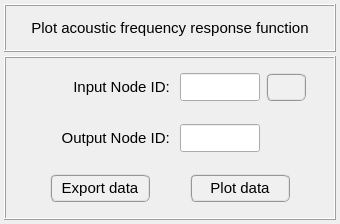
Old version of the form pulse/interface/ui_files/plots/results/acoustic/get_acoustic_frequency_response_function.ui in the repository open-pulse/OpenPulse.
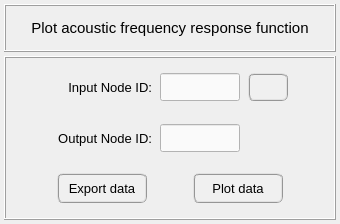
New version of the form.

Commit message: Refactoring acoustic pressure-related UI files

Patch:
```diff
--- a/pulse/interface/ui_files/plots/results/acoustic/get_acoustic_frequency_response_function.ui
+++ b/pulse/interface/ui_files/plots/results/acoustic/get_acoustic_frequency_response_function.ui
@@ -156,305 +156,6 @@
       <property name="verticalSpacing">
        <number>0</number>
       </property>
-      <item row="3" column="0">
-       <widget class="QFrame" name="frame_buttons">
-        <property name="minimumSize">
-         <size>
-          <width>0</width>
-          <height>48</height>
-         </size>
-        </property>
-        <property name="maximumSize">
-         <size>
-          <width>16777215</width>
-          <height>16777215</height>
-         </size>
-        </property>
-        <property name="frameShape">
-         <enum>QFrame::NoFrame</enum>
-        </property>
-        <property name="frameShadow">
-         <enum>QFrame::Raised</enum>
-        </property>
-        <layout class="QGridLayout" name="gridLayout_11">
-         <property name="leftMargin">
-          <number>0</number>
-         </property>
-         <property name="topMargin">
-          <number>0</number>
-         </property>
-         <property name="rightMargin">
-          <number>0</number>
-         </property>
-         <property name="bottomMargin">
-          <number>0</number>
-         </property>
-         <property name="spacing">
-          <number>0</number>
-         </property>
-         <item row="0" column="0">
-          <spacer name="horizontalSpacer_2">
-           <property name="orientation">
-            <enum>Qt::Horizontal</enum>
-           </property>
-           <property name="sizeHint" stdset="0">
-            <size>
-             <width>40</width>
-             <height>20</height>
-            </size>
-           </property>
-          </spacer>
-         </item>
-         <item row="0" column="3">
-          <widget class="QPushButton" name="pushButton_plot_data">
-           <property name="minimumSize">
-            <size>
-             <width>100</width>
-             <height>28</height>
-            </size>
-           </property>
-           <property name="maximumSize">
-            <size>
-             <width>100</width>
-             <height>28</height>
-            </size>
-           </property>
-           <property name="font">
-            <font>
-             <family>MS Shell Dlg 2</family>
-             <pointsize>11</pointsize>
-             <weight>9</weight>
-             <italic>false</italic>
-             <bold>false</bold>
-            </font>
-           </property>
-           <property name="styleSheet">
-            <string notr="true">QPushButton{border-radius: 6px; border-color: rgb(150, 150, 150); border-style: ridge; border-width: 2px; color: rgb(0, 0, 0); background-color: rgb(240, 240, 240); font: 75 11pt &quot;MS Shell Dlg 2&quot;}
-QPushButton:hover{border-radius: 6px; border-color: rgb(0, 170, 255); border-style: ridge; border-width: 2px; color: rgb(0, 0, 0); background-color: rgba(174, 213, 255, 100); font: 75 11pt &quot;MS Shell Dlg 2&quot;}
-QPushButton:pressed{border-radius: 6px; border-color: rgb(0, 170, 255); border-style: ridge; border-width: 3px; color: rgb(0, 0, 0); background-color: rgb(174, 213, 255); font: 75 11pt &quot;MS Shell Dlg 2&quot;}</string>
-           </property>
-           <property name="text">
-            <string>Plot data</string>
-           </property>
-          </widget>
-         </item>
-         <item row="0" column="1">
-          <widget class="QPushButton" name="pushButton_export_data">
-           <property name="minimumSize">
-            <size>
-             <width>100</width>
-             <height>28</height>
-            </size>
-           </property>
-           <property name="maximumSize">
-            <size>
-             <width>100</width>
-             <height>28</height>
-            </size>
-           </property>
-           <property name="font">
-            <font>
-             <family>MS Shell Dlg 2</family>
-             <pointsize>11</pointsize>
-             <weight>9</weight>
-             <italic>false</italic>
-             <bold>false</bold>
-            </font>
-           </property>
-           <property name="styleSheet">
-            <string notr="true">QPushButton{border-radius: 6px; border-color: rgb(150, 150, 150); border-style: ridge; border-width: 2px; color: rgb(0, 0, 0); background-color: rgb(240, 240, 240); font: 75 11pt &quot;MS Shell Dlg 2&quot;}
-QPushButton:hover{border-radius: 6px; border-color: rgb(0, 170, 255); border-style: ridge; border-width: 2px; color: rgb(0, 0, 0); background-color: rgba(174, 213, 255, 100); font: 75 11pt &quot;MS Shell Dlg 2&quot;}
-QPushButton:pressed{border-radius: 6px; border-color: rgb(0, 170, 255); border-style: ridge; border-width: 3px; color: rgb(0, 0, 0); background-color: rgb(174, 213, 255); font: 75 11pt &quot;MS Shell Dlg 2&quot;}</string>
-           </property>
-           <property name="text">
-            <string>Export data</string>
-           </property>
-           <property name="flat">
-            <bool>false</bool>
-           </property>
-          </widget>
-         </item>
-         <item row="0" column="2">
-          <spacer name="horizontalSpacer">
-           <property name="orientation">
-            <enum>Qt::Horizontal</enum>
-           </property>
-           <property name="sizeHint" stdset="0">
-            <size>
-             <width>40</width>
-             <height>20</height>
-            </size>
-           </property>
-          </spacer>
-         </item>
-         <item row="0" column="4">
-          <spacer name="horizontalSpacer_3">
-           <property name="orientation">
-            <enum>Qt::Horizontal</enum>
-           </property>
-           <property name="sizeHint" stdset="0">
-            <size>
-             <width>40</width>
-             <height>20</height>
-            </size>
-           </property>
-          </spacer>
-         </item>
-        </layout>
-       </widget>
-      </item>
-      <item row="2" column="0">
-       <widget class="QFrame" name="frame_numerator">
-        <property name="minimumSize">
-         <size>
-          <width>0</width>
-          <height>48</height>
-         </size>
-        </property>
-        <property name="maximumSize">
-         <size>
-          <width>16777215</width>
-          <height>16777215</height>
-         </size>
-        </property>
-        <property name="frameShape">
-         <enum>QFrame::NoFrame</enum>
-        </property>
-        <property name="frameShadow">
-         <enum>QFrame::Raised</enum>
-        </property>
-        <layout class="QGridLayout" name="gridLayout">
-         <property name="leftMargin">
-          <number>2</number>
-         </property>
-         <property name="topMargin">
-          <number>2</number>
-         </property>
-         <property name="rightMargin">
-          <number>2</number>
-         </property>
-         <property name="bottomMargin">
-          <number>2</number>
-         </property>
-         <property name="horizontalSpacing">
-          <number>6</number>
-         </property>
-         <property name="verticalSpacing">
-          <number>2</number>
-         </property>
-         <item row="0" column="0">
-          <widget class="QFrame" name="frame_4">
-           <property name="frameShape">
-            <enum>QFrame::NoFrame</enum>
-           </property>
-           <property name="frameShadow">
-            <enum>QFrame::Raised</enum>
-           </property>
-          </widget>
-         </item>
-         <item row="0" column="4">
-          <widget class="QFrame" name="frame_5">
-           <property name="frameShape">
-            <enum>QFrame::NoFrame</enum>
-           </property>
-           <property name="frameShadow">
-            <enum>QFrame::Raised</enum>
-           </property>
-          </widget>
-         </item>
-         <item row="0" column="2">
-          <widget class="QLineEdit" name="lineEdit_output_node_id">
-           <property name="minimumSize">
-            <size>
-             <width>80</width>
-             <height>28</height>
-            </size>
-           </property>
-           <property name="maximumSize">
-            <size>
-             <width>80</width>
-             <height>28</height>
-            </size>
-           </property>
-           <property name="font">
-            <font>
-             <family>Arial</family>
-             <pointsize>11</pointsize>
-             <weight>75</weight>
-             <italic>true</italic>
-             <bold>true</bold>
-            </font>
-           </property>
-           <property name="toolTip">
-            <string>&lt;html&gt;&lt;head/&gt;&lt;body&gt;&lt;p&gt;It corresponds to the numerator node ID to get the acoustic response.&lt;/p&gt;&lt;/body&gt;&lt;/html&gt;</string>
-           </property>
-           <property name="styleSheet">
-            <string notr="true">color: rgb(0, 0, 255);</string>
-           </property>
-           <property name="text">
-            <string/>
-           </property>
-           <property name="alignment">
-            <set>Qt::AlignCenter</set>
-           </property>
-          </widget>
-         </item>
-         <item row="0" column="1">
-          <widget class="QLabel" name="label_10">
-           <property name="minimumSize">
-            <size>
-             <width>140</width>
-             <height>28</height>
-            </size>
-           </property>
-           <property name="maximumSize">
-            <size>
-             <width>140</width>
-             <height>28</height>
-            </size>
-           </property>
-           <property name="font">
-            <font>
-             <family>MS Shell Dlg 2</family>
-             <pointsize>11</pointsize>
-             <weight>50</weight>
-             <italic>false</italic>
-             <bold>false</bold>
-            </font>
-           </property>
-           <property name="text">
-            <string>Output Node ID: </string>
-           </property>
-           <property name="alignment">
-            <set>Qt::AlignRight|Qt::AlignTrailing|Qt::AlignVCenter</set>
-           </property>
-          </widget>
-         </item>
-         <item row="0" column="3">
-          <widget class="QFrame" name="frame_3">
-           <property name="minimumSize">
-            <size>
-             <width>40</width>
-             <height>28</height>
-            </size>
-           </property>
-           <property name="maximumSize">
-            <size>
-             <width>40</width>
-             <height>28</height>
-            </size>
-           </property>
-           <property name="frameShape">
-            <enum>QFrame::NoFrame</enum>
-           </property>
-           <property name="frameShadow">
-            <enum>QFrame::Raised</enum>
-           </property>
-          </widget>
-         </item>
-        </layout>
-       </widget>
-      </item>
       <item row="1" column="0">
        <widget class="QFrame" name="frame_denominator">
         <property name="minimumSize">
@@ -489,99 +190,11 @@
           <number>2</number>
          </property>
          <property name="horizontalSpacing">
-          <number>6</number>
+          <number>8</number>
          </property>
          <property name="verticalSpacing">
           <number>2</number>
          </property>
-         <item row="0" column="4">
-          <widget class="QFrame" name="frame_6">
-           <property name="frameShape">
-            <enum>QFrame::NoFrame</enum>
-           </property>
-           <property name="frameShadow">
-            <enum>QFrame::Raised</enum>
-           </property>
-          </widget>
-         </item>
-         <item row="0" column="0">
-          <widget class="QFrame" name="frame_7">
-           <property name="frameShape">
-            <enum>QFrame::NoFrame</enum>
-           </property>
-           <property name="frameShadow">
-            <enum>QFrame::Raised</enum>
-           </property>
-          </widget>
-         </item>
-         <item row="0" column="1">
-          <widget class="QLabel" name="label_12">
-           <property name="minimumSize">
-            <size>
-             <width>140</width>
-             <height>28</height>
-            </size>
-           </property>
-           <property name="maximumSize">
-            <size>
-             <width>140</width>
-             <height>28</height>
-            </size>
-           </property>
-           <property name="font">
-            <font>
-             <family>MS Shell Dlg 2</family>
-             <pointsize>11</pointsize>
-             <weight>50</weight>
-             <italic>false</italic>
-             <bold>false</bold>
-            </font>
-           </property>
-           <property name="text">
-            <string>Input Node ID: </string>
-           </property>
-           <property name="alignment">
-            <set>Qt::AlignRight|Qt::AlignTrailing|Qt::AlignVCenter</set>
-           </property>
-          </widget>
-         </item>
-         <item row="0" column="2">
-          <widget class="QLineEdit" name="lineEdit_input_node_id">
-           <property name="minimumSize">
-            <size>
-             <width>80</width>
-             <height>28</height>
-            </size>
-           </property>
-           <property name="maximumSize">
-            <size>
-             <width>80</width>
-             <height>28</height>
-            </size>
-           </property>
-           <property name="font">
-            <font>
-             <family>Arial</family>
-             <pointsize>11</pointsize>
-             <weight>75</weight>
-             <italic>true</italic>
-             <bold>true</bold>
-            </font>
-           </property>
-           <property name="toolTip">
-            <string>&lt;html&gt;&lt;head/&gt;&lt;body&gt;&lt;p&gt;It corresponds to the denominator node ID to get the acoustic response.&lt;/p&gt;&lt;/body&gt;&lt;/html&gt;</string>
-           </property>
-           <property name="styleSheet">
-            <string notr="true">color: rgb(0, 0, 255);</string>
-           </property>
-           <property name="text">
-            <string/>
-           </property>
-           <property name="alignment">
-            <set>Qt::AlignCenter</set>
-           </property>
-          </widget>
-         </item>
          <item row="0" column="3">
           <widget class="QPushButton" name="pushButton_flip_nodes">
            <property name="minimumSize">
@@ -609,9 +222,10 @@
             <string>Press to export the selected model result.</string>
            </property>
            <property name="styleSheet">
-            <string notr="true">QPushButton{border-radius: 6px; border-color: rgb(150, 150, 150); border-style: ridge; border-width: 2px; color: rgb(0, 0, 0); background-color: rgb(240, 240, 240); font: 75 bold 11pt &quot;MS Shell Dlg 2&quot;}
-QPushButton:hover{border-radius: 6px; border-color: rgb(0, 170, 255); border-style: ridge; border-width: 2px; color: rgb(0, 0, 0); background-color: rgba(174, 213, 255, 100); font: 75 bold 11pt &quot;MS Shell Dlg 2&quot;}
-QPushButton:pressed{border-radius: 6px; border-color: rgb(0, 170, 255); border-style: ridge; border-width: 3px; color: rgb(0, 0, 0); background-color: rgb(174, 213, 255); font: 75 bold 11pt &quot;MS Shell Dlg 2&quot;}</string>
+            <string notr="true">QPushButton{border-radius: 6px; border-color: rgb(150, 150, 150); border-style: ridge; border-width: 2px; color: rgb(0, 0, 0); background-color: rgb(240, 240, 240)}
+QPushButton:hover{border-radius: 6px; border-color: rgb(0, 170, 255); border-style: ridge; border-width: 2px; color: rgb(0, 0, 0); background-color: rgba(174, 213, 255, 100)}
+QPushButton:pressed{border-radius: 6px; border-color: rgb(0, 170, 255); border-style: ridge; border-width: 2px; color: rgb(0, 0, 0); background-color: rgb(174, 213, 255)}
+QPushButton:disabled{border-radius: 6px; border-color: rgb(150, 150, 150); border-style: ridge; border-width: 0px; color: rgb(150,150, 150); background-color: rgb(220, 220, 220)}</string>
            </property>
            <property name="text">
             <string/>
@@ -626,6 +240,401 @@
             <bool>false</bool>
            </property>
           </widget>
+         </item>
+         <item row="0" column="2">
+          <widget class="QLineEdit" name="lineEdit_input_node_id">
+           <property name="minimumSize">
+            <size>
+             <width>80</width>
+             <height>28</height>
+            </size>
+           </property>
+           <property name="maximumSize">
+            <size>
+             <width>80</width>
+             <height>28</height>
+            </size>
+           </property>
+           <property name="font">
+            <font>
+             <pointsize>10</pointsize>
+            </font>
+           </property>
+           <property name="toolTip">
+            <string>&lt;html&gt;&lt;head/&gt;&lt;body&gt;&lt;p&gt;It corresponds to the denominator node ID to get the acoustic response.&lt;/p&gt;&lt;/body&gt;&lt;/html&gt;</string>
+           </property>
+           <property name="styleSheet">
+            <string notr="true">QLineEdit{color: rgb(0, 0, 0); background-color: rgb(250, 250, 250)}
+QLineEdit:disabled{color: rgb(100, 100, 100); background-color: rgb(240, 240, 240)}</string>
+           </property>
+           <property name="text">
+            <string/>
+           </property>
+           <property name="alignment">
+            <set>Qt::AlignCenter</set>
+           </property>
+          </widget>
+         </item>
+         <item row="0" column="1">
+          <widget class="QLabel" name="label_12">
+           <property name="minimumSize">
+            <size>
+             <width>100</width>
+             <height>28</height>
+            </size>
+           </property>
+           <property name="maximumSize">
+            <size>
+             <width>100</width>
+             <height>28</height>
+            </size>
+           </property>
+           <property name="font">
+            <font>
+             <family>MS Shell Dlg 2</family>
+             <pointsize>10</pointsize>
+             <weight>50</weight>
+             <italic>false</italic>
+             <bold>false</bold>
+            </font>
+           </property>
+           <property name="text">
+            <string>Input Node ID:</string>
+           </property>
+           <property name="alignment">
+            <set>Qt::AlignRight|Qt::AlignTrailing|Qt::AlignVCenter</set>
+           </property>
+          </widget>
+         </item>
+         <item row="0" column="0">
+          <spacer name="horizontalSpacer_4">
+           <property name="orientation">
+            <enum>Qt::Horizontal</enum>
+           </property>
+           <property name="sizeHint" stdset="0">
+            <size>
+             <width>40</width>
+             <height>20</height>
+            </size>
+           </property>
+          </spacer>
+         </item>
+         <item row="0" column="4">
+          <spacer name="horizontalSpacer_6">
+           <property name="orientation">
+            <enum>Qt::Horizontal</enum>
+           </property>
+           <property name="sizeHint" stdset="0">
+            <size>
+             <width>40</width>
+             <height>20</height>
+            </size>
+           </property>
+          </spacer>
+         </item>
+        </layout>
+       </widget>
+      </item>
+      <item row="2" column="0">
+       <widget class="QFrame" name="frame_numerator">
+        <property name="minimumSize">
+         <size>
+          <width>0</width>
+          <height>48</height>
+         </size>
+        </property>
+        <property name="maximumSize">
+         <size>
+          <width>16777215</width>
+          <height>16777215</height>
+         </size>
+        </property>
+        <property name="frameShape">
+         <enum>QFrame::NoFrame</enum>
+        </property>
+        <property name="frameShadow">
+         <enum>QFrame::Raised</enum>
+        </property>
+        <layout class="QGridLayout" name="gridLayout">
+         <property name="leftMargin">
+          <number>2</number>
+         </property>
+         <property name="topMargin">
+          <number>2</number>
+         </property>
+         <property name="rightMargin">
+          <number>2</number>
+         </property>
+         <property name="bottomMargin">
+          <number>2</number>
+         </property>
+         <property name="horizontalSpacing">
+          <number>8</number>
+         </property>
+         <property name="verticalSpacing">
+          <number>2</number>
+         </property>
+         <item row="0" column="1">
+          <widget class="QLabel" name="label_10">
+           <property name="minimumSize">
+            <size>
+             <width>100</width>
+             <height>28</height>
+            </size>
+           </property>
+           <property name="maximumSize">
+            <size>
+             <width>100</width>
+             <height>28</height>
+            </size>
+           </property>
+           <property name="font">
+            <font>
+             <family>MS Shell Dlg 2</family>
+             <pointsize>10</pointsize>
+             <weight>50</weight>
+             <italic>false</italic>
+             <bold>false</bold>
+            </font>
+           </property>
+           <property name="text">
+            <string>Output Node ID:</string>
+           </property>
+           <property name="alignment">
+            <set>Qt::AlignRight|Qt::AlignTrailing|Qt::AlignVCenter</set>
+           </property>
+          </widget>
+         </item>
+         <item row="0" column="2">
+          <widget class="QLineEdit" name="lineEdit_output_node_id">
+           <property name="minimumSize">
+            <size>
+             <width>80</width>
+             <height>28</height>
+            </size>
+           </property>
+           <property name="maximumSize">
+            <size>
+             <width>80</width>
+             <height>28</height>
+            </size>
+           </property>
+           <property name="font">
+            <font>
+             <pointsize>10</pointsize>
+            </font>
+           </property>
+           <property name="toolTip">
+            <string>&lt;html&gt;&lt;head/&gt;&lt;body&gt;&lt;p&gt;It corresponds to the numerator node ID to get the acoustic response.&lt;/p&gt;&lt;/body&gt;&lt;/html&gt;</string>
+           </property>
+           <property name="styleSheet">
+            <string notr="true">QLineEdit{color: rgb(0, 0, 0); background-color: rgb(250, 250, 250)}
+QLineEdit:disabled{color: rgb(100, 100, 100); background-color: rgb(240, 240, 240)}</string>
+           </property>
+           <property name="text">
+            <string/>
+           </property>
+           <property name="alignment">
+            <set>Qt::AlignCenter</set>
+           </property>
+          </widget>
+         </item>
+         <item row="0" column="3">
+          <widget class="QFrame" name="frame_3">
+           <property name="minimumSize">
+            <size>
+             <width>40</width>
+             <height>28</height>
+            </size>
+           </property>
+           <property name="maximumSize">
+            <size>
+             <width>40</width>
+             <height>28</height>
+            </size>
+           </property>
+           <property name="frameShape">
+            <enum>QFrame::NoFrame</enum>
+           </property>
+           <property name="frameShadow">
+            <enum>QFrame::Raised</enum>
+           </property>
+          </widget>
+         </item>
+         <item row="0" column="0">
+          <spacer name="horizontalSpacer_5">
+           <property name="orientation">
+            <enum>Qt::Horizontal</enum>
+           </property>
+           <property name="sizeHint" stdset="0">
+            <size>
+             <width>40</width>
+             <height>20</height>
+            </size>
+           </property>
+          </spacer>
+         </item>
+         <item row="0" column="4">
+          <spacer name="horizontalSpacer_7">
+           <property name="orientation">
+            <enum>Qt::Horizontal</enum>
+           </property>
+           <property name="sizeHint" stdset="0">
+            <size>
+             <width>40</width>
+             <height>20</height>
+            </size>
+           </property>
+          </spacer>
+         </item>
+        </layout>
+       </widget>
+      </item>
+      <item row="3" column="0">
+       <widget class="QFrame" name="frame_buttons">
+        <property name="minimumSize">
+         <size>
+          <width>0</width>
+          <height>48</height>
+         </size>
+        </property>
+        <property name="maximumSize">
+         <size>
+          <width>16777215</width>
+          <height>16777215</height>
+         </size>
+        </property>
+        <property name="frameShape">
+         <enum>QFrame::NoFrame</enum>
+        </property>
+        <property name="frameShadow">
+         <enum>QFrame::Raised</enum>
+        </property>
+        <layout class="QGridLayout" name="gridLayout_12">
+         <property name="leftMargin">
+          <number>0</number>
+         </property>
+         <property name="topMargin">
+          <number>0</number>
+         </property>
+         <property name="rightMargin">
+          <number>0</number>
+         </property>
+         <property name="bottomMargin">
+          <number>0</number>
+         </property>
+         <property name="spacing">
+          <number>0</number>
+         </property>
+         <item row="0" column="0">
+          <spacer name="horizontalSpacer_8">
+           <property name="orientation">
+            <enum>Qt::Horizontal</enum>
+           </property>
+           <property name="sizeHint" stdset="0">
+            <size>
+             <width>40</width>
+             <height>20</height>
+            </size>
+           </property>
+          </spacer>
+         </item>
+         <item row="0" column="1">
+          <widget class="QPushButton" name="pushButton_export_data">
+           <property name="minimumSize">
+            <size>
+             <width>90</width>
+             <height>30</height>
+            </size>
+           </property>
+           <property name="maximumSize">
+            <size>
+             <width>90</width>
+             <height>30</height>
+            </size>
+           </property>
+           <property name="font">
+            <font>
+             <family>MS Shell Dlg 2</family>
+             <pointsize>10</pointsize>
+             <weight>50</weight>
+             <italic>false</italic>
+             <bold>false</bold>
+            </font>
+           </property>
+           <property name="styleSheet">
+            <string notr="true">QPushButton{border-radius: 6px; border-color: rgb(150, 150, 150); border-style: ridge; border-width: 2px; color: rgb(0, 0, 0); background-color: rgb(240, 240, 240)}
+QPushButton:hover{border-radius: 6px; border-color: rgb(0, 170, 255); border-style: ridge; border-width: 2px; color: rgb(0, 0, 0); background-color: rgba(174, 213, 255, 100)}
+QPushButton:pressed{border-radius: 6px; border-color: rgb(0, 170, 255); border-style: ridge; border-width: 2px; color: rgb(0, 0, 0); background-color: rgb(174, 213, 255)}
+QPushButton:disabled{border-radius: 6px; border-color: rgb(150, 150, 150); border-style: ridge; border-width: 0px; color: rgb(150,150, 150); background-color: rgb(220, 220, 220)}</string>
+           </property>
+           <property name="text">
+            <string>Export data</string>
+           </property>
+           <property name="flat">
+            <bool>false</bool>
+           </property>
+          </widget>
+         </item>
+         <item row="0" column="3">
+          <widget class="QPushButton" name="pushButton_plot_data">
+           <property name="minimumSize">
+            <size>
+             <width>90</width>
+             <height>30</height>
+            </size>
+           </property>
+           <property name="maximumSize">
+            <size>
+             <width>90</width>
+             <height>30</height>
+            </size>
+           </property>
+           <property name="font">
+            <font>
+             <family>MS Shell Dlg 2</family>
+             <pointsize>10</pointsize>
+             <weight>50</weight>
+             <italic>false</italic>
+             <bold>false</bold>
+            </font>
+           </property>
+           <property name="styleSheet">
+            <string notr="true">QPushButton{border-radius: 6px; border-color: rgb(150, 150, 150); border-style: ridge; border-width: 2px; color: rgb(0, 0, 0); background-color: rgb(240, 240, 240)}
+QPushButton:hover{border-radius: 6px; border-color: rgb(0, 170, 255); border-style: ridge; border-width: 2px; color: rgb(0, 0, 0); background-color: rgba(174, 213, 255, 100)}
+QPushButton:pressed{border-radius: 6px; border-color: rgb(0, 170, 255); border-style: ridge; border-width: 2px; color: rgb(0, 0, 0); background-color: rgb(174, 213, 255)}
+QPushButton:disabled{border-radius: 6px; border-color: rgb(150, 150, 150); border-style: ridge; border-width: 0px; color: rgb(150,150, 150); background-color: rgb(220, 220, 220)}</string>
+           </property>
+           <property name="text">
+            <string>Plot data</string>
+           </property>
+          </widget>
+         </item>
+         <item row="0" column="2">
+          <spacer name="horizontalSpacer_9">
+           <property name="orientation">
+            <enum>Qt::Horizontal</enum>
+           </property>
+           <property name="sizeHint" stdset="0">
+            <size>
+             <width>40</width>
+             <height>20</height>
+            </size>
+           </property>
+          </spacer>
+         </item>
+         <item row="0" column="4">
+          <spacer name="horizontalSpacer_10">
+           <property name="orientation">
+            <enum>Qt::Horizontal</enum>
+           </property>
+           <property name="sizeHint" stdset="0">
+            <size>
+             <width>40</width>
+             <height>20</height>
+            </size>
+           </property>
+          </spacer>
          </item>
         </layout>
        </widget>
```
The commit also changes 44 other files.
